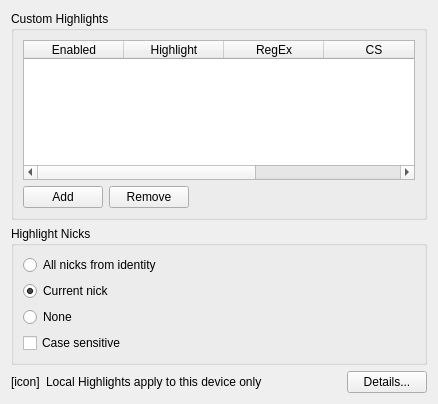
The window that src/qtui/settingspages/highlightsettingspage.ui (quassel/quassel) describes before a commit, drawn with Qt 5.
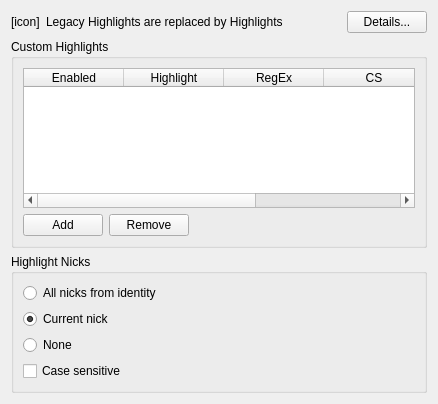
The same window after the commit.

Commit message: client: Deprecate local highlight, migrate cleanup

What changed in the file:
```diff
--- a/src/qtui/settingspages/highlightsettingspage.ui
+++ b/src/qtui/settingspages/highlightsettingspage.ui
@@ -14,6 +14,37 @@
    <string>Form</string>
   </property>
   <layout class="QVBoxLayout">
+   <item>
+    <layout class="QHBoxLayout">
+     <item>
+      <widget class="QLabel" name="localHighlightsIcon">
+       <property name="text">
+        <string notr="true">[icon]</string>
+       </property>
+      </widget>
+     </item>
+     <item>
+      <widget class="QLabel" name="localHighlightsLabel">
+       <property name="sizePolicy">
+        <sizepolicy hsizetype="Expanding" vsizetype="Preferred">
+         <horstretch>0</horstretch>
+         <verstretch>0</verstretch>
+        </sizepolicy>
+       </property>
+       <property name="text">
+        <string>Legacy Highlights are replaced by Highlights</string>
+       </property>
+      </widget>
+     </item>
+     <item>
+      <widget class="QPushButton" name="localHighlightsDetails">
+       <property name="text">
+        <string>Details...</string>
+       </property>
+      </widget>
+     </item>
+    </layout>
+   </item>
    <item>
     <widget class="QGroupBox" name="groupBox">
      <property name="title">
@@ -135,37 +166,6 @@
      </layout>
     </widget>
    </item>
-   <item>
-    <layout class="QHBoxLayout">
-     <item>
-      <widget class="QLabel" name="localHighlightsIcon">
-       <property name="text">
-        <string notr="true">[icon]</string>
-       </property>
-      </widget>
-     </item>
-     <item>
-      <widget class="QLabel" name="localHighlightsLabel">
-       <property name="sizePolicy">
-        <sizepolicy hsizetype="Expanding" vsizetype="Preferred">
-         <horstretch>0</horstretch>
-         <verstretch>0</verstretch>
-        </sizepolicy>
-       </property>
-       <property name="text">
-        <string>Local Highlights apply to this device only</string>
-       </property>
-      </widget>
-     </item>
-     <item>
-      <widget class="QPushButton" name="localHighlightsDetails">
-       <property name="text">
-        <string>Details...</string>
-       </property>
-      </widget>
-     </item>
-    </layout>
-   </item>
   </layout>
  </widget>
  <resources/>
```
The commit also changes 4 other files.
